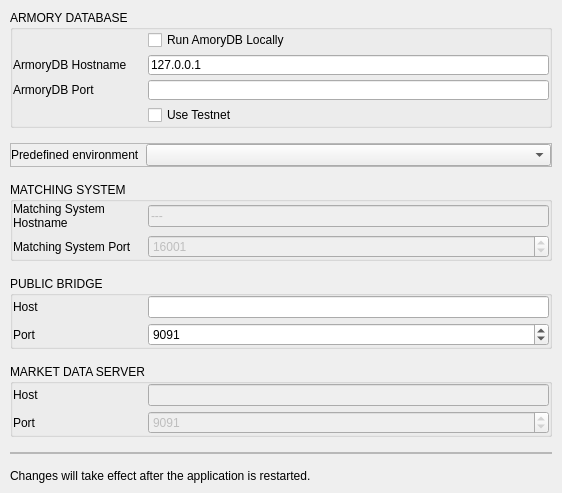
The window that BlockSettleUILib/NetworkSettingsPage.ui (BlockSettle/terminal) describes before a commit, drawn with Qt 5.
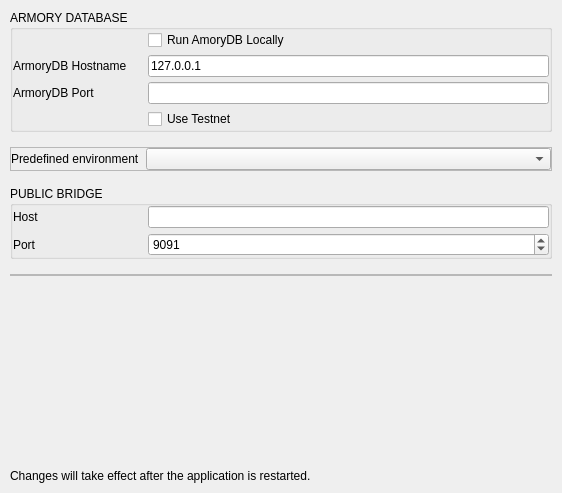
The same window after the commit.

Commit message: Add prod env. Remove md/celer settings UI components

The edit to the form file:
```diff
--- a/BlockSettleUILib/NetworkSettingsPage.ui
+++ b/BlockSettleUILib/NetworkSettingsPage.ui
@@ -317,151 +317,6 @@
      </layout>
     </widget>
    </item>
-   <item>
-    <widget class="QGroupBox" name="groupBox">
-     <property name="title">
-      <string>MATCHING SYSTEM</string>
-     </property>
-     <layout class="QVBoxLayout" name="verticalLayout_4">
-      <property name="spacing">
-       <number>5</number>
-      </property>
-      <property name="leftMargin">
-       <number>0</number>
-      </property>
-      <property name="topMargin">
-       <number>0</number>
-      </property>
-      <property name="rightMargin">
-       <number>0</number>
-      </property>
-      <property name="bottomMargin">
-       <number>0</number>
-      </property>
-      <item>
-       <widget class="QWidget" name="horizontalWidget4" native="true">
-        <property name="minimumSize">
-         <size>
-          <width>0</width>
-          <height>0</height>
-         </size>
-        </property>
-        <layout class="QHBoxLayout" name="horizontalLayout_5">
-         <property name="spacing">
-          <number>5</number>
-         </property>
-         <property name="leftMargin">
-          <number>0</number>
-         </property>
-         <property name="topMargin">
-          <number>0</number>
-         </property>
-         <property name="rightMargin">
-          <number>0</number>
-         </property>
-         <property name="bottomMargin">
-          <number>0</number>
-         </property>
-         <item>
-          <widget class="QLabel" name="celerHostLabel">
-           <property name="minimumSize">
-            <size>
-             <width>130</width>
-             <height>0</height>
-            </size>
-           </property>
-           <property name="maximumSize">
-            <size>
-             <width>130</width>
-             <height>16777215</height>
-            </size>
-           </property>
-           <property name="text">
-            <string>Matching System Hostname</string>
-           </property>
-           <property name="wordWrap">
-            <bool>true</bool>
-           </property>
-          </widget>
-         </item>
-         <item>
-          <widget class="QLineEdit" name="celerHostLineEdit">
-           <property name="enabled">
-            <bool>false</bool>
-           </property>
-           <property name="text">
-            <string>---</string>
-           </property>
-          </widget>
-         </item>
-        </layout>
-       </widget>
-      </item>
-      <item>
-       <widget class="QWidget" name="horizontalWidget5" native="true">
-        <property name="minimumSize">
-         <size>
-          <width>0</width>
-          <height>0</height>
-         </size>
-        </property>
-        <layout class="QHBoxLayout" name="horizontalLayout_6">
-         <property name="spacing">
-          <number>5</number>
-         </property>
-         <property name="leftMargin">
-          <number>0</number>
-         </property>
-         <property name="topMargin">
-          <number>0</number>
-         </property>
-         <property name="rightMargin">
-          <number>0</number>
-         </property>
-         <property name="bottomMargin">
-          <number>0</number>
-         </property>
-         <item>
-          <widget class="QLabel" name="celerPortLabel">
-           <property name="minimumSize">
-            <size>
-             <width>130</width>
-             <height>0</height>
-            </size>
-           </property>
-           <property name="maximumSize">
-            <size>
-             <width>130</width>
-             <height>16777215</height>
-            </size>
-           </property>
-           <property name="text">
-            <string>Matching System Port</string>
-           </property>
-           <property name="wordWrap">
-            <bool>true</bool>
-           </property>
-          </widget>
-         </item>
-         <item>
-          <widget class="QSpinBox" name="celerPortSpinBox">
-           <property name="enabled">
-            <bool>false</bool>
-           </property>
-           <property name="maximum">
-            <number>65535</number>
-           </property>
-           <property name="value">
-            <number>16001</number>
-           </property>
-          </widget>
-         </item>
-        </layout>
-       </widget>
-      </item>
-     </layout>
-    </widget>
-   </item>
    <item>
     <widget class="QGroupBox" name="groupBox_3">
      <property name="title">
@@ -597,148 +452,6 @@
      </layout>
     </widget>
    </item>
-   <item>
-    <widget class="QGroupBox" name="groupBox_5">
-     <property name="title">
-      <string>MARKET DATA SERVER</string>
-     </property>
-     <layout class="QVBoxLayout" name="verticalLayout_6">
-      <property name="spacing">
-       <number>5</number>
-      </property>
-      <property name="leftMargin">
-       <number>0</number>
-      </property>
-      <property name="topMargin">
-       <number>0</number>
-      </property>
-      <property name="rightMargin">
-       <number>0</number>
-      </property>
-      <property name="bottomMargin">
-       <number>0</number>
-      </property>
-      <item>
-       <widget class="QWidget" name="horizontalWidget8" native="true">
-        <property name="minimumSize">
-         <size>
-          <width>0</width>
-          <height>0</height>
-         </size>
-        </property>
-        <layout class="QHBoxLayout" name="horizontalLayout_10">
-         <property name="spacing">
-          <number>5</number>
-         </property>
-         <property name="leftMargin">
-          <number>0</number>
-         </property>
-         <property name="topMargin">
-          <number>0</number>
-         </property>
-         <property name="rightMargin">
-          <number>0</number>
-         </property>
-         <property name="bottomMargin">
-          <number>0</number>
-         </property>
-         <item>
-          <widget class="QLabel" name="label_MDHost">
-           <property name="minimumSize">
-            <size>
-             <width>130</width>
-             <height>0</height>
-            </size>
-           </property>
-           <property name="maximumSize">
-            <size>
-             <width>130</width>
-             <height>16777215</height>
-            </size>
-           </property>
-           <property name="text">
-            <string>Host</string>
-           </property>
-           <property name="alignment">
-            <set>Qt::AlignLeading|Qt::AlignLeft|Qt::AlignVCenter</set>
-           </property>
-           <property name="wordWrap">
-            <bool>true</bool>
-           </property>
-          </widget>
-         </item>
-         <item>
-          <widget class="QLineEdit" name="lineEditMDHost">
-           <property name="enabled">
-            <bool>false</bool>
-           </property>
-          </widget>
-         </item>
-        </layout>
-       </widget>
-      </item>
-      <item>
-       <widget class="QWidget" name="horizontalWidget9" native="true">
-        <layout class="QHBoxLayout" name="horizontalLayout_11">
-         <property name="spacing">
-          <number>5</number>
-         </property>
-         <property name="leftMargin">
-          <number>0</number>
-         </property>
-         <property name="topMargin">
-          <number>0</number>
-         </property>
-         <property name="rightMargin">
-          <number>0</number>
-         </property>
-         <property name="bottomMargin">
-          <number>0</number>
-         </property>
-         <item>
-          <widget class="QLabel" name="label_MDPort">
-           <property name="minimumSize">
-            <size>
-             <width>130</width>
-             <height>0</height>
-            </size>
-           </property>
-           <property name="maximumSize">
-            <size>
-             <width>130</width>
-             <height>16777215</height>
-            </size>
-           </property>
-           <property name="text">
-            <string>Port</string>
-           </property>
-           <property name="alignment">
-            <set>Qt::AlignLeading|Qt::AlignLeft|Qt::AlignVCenter</set>
-           </property>
-           <property name="wordWrap">
-            <bool>true</bool>
-           </property>
-          </widget>
-         </item>
-         <item>
-          <widget class="QSpinBox" name="spinBoxMDPort">
-           <property name="enabled">
-            <bool>false</bool>
-           </property>
-           <property name="maximum">
-            <number>65535</number>
-           </property>
-           <property name="value">
-            <number>9091</number>
-           </property>
-          </widget>
-         </item>
-        </layout>
-       </widget>
-      </item>
-     </layout>
-    </widget>
-   </item>
    <item>
     <widget class="QFrame" name="restartNotificationFrame">
      <property name="sizePolicy">
```
Left out of the diff: 37 changed lines with no effect on the pictures. The commit also changes 1 other file.
